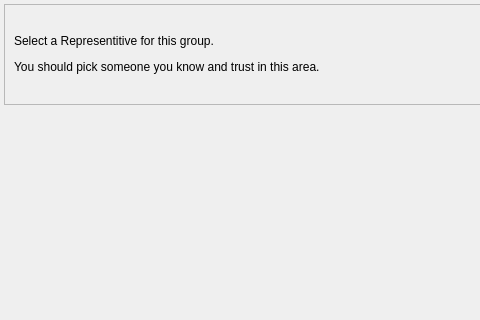
Before: the Qt Designer form retroshare-gui/src/gui/MeshDemoc/SelectRepresentitiveDialog.ui in chozabu/OldMeshDemocRS, drawn with Qt 5; both pictures show x 0 to 480 and y 0 to 320 of the 594 by 428 pixel window.
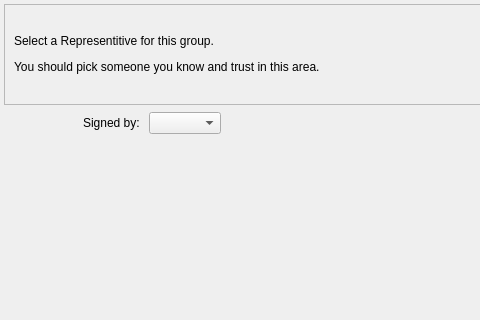
After: the same form once the commit is applied. Custom widgets are drawn as their Qt base class.

Commit message: Hook up "show representitives" and "select representitive"

```diff
--- a/retroshare-gui/src/gui/MeshDemoc/SelectRepresentitiveDialog.ui
+++ b/retroshare-gui/src/gui/MeshDemoc/SelectRepresentitiveDialog.ui
@@ -76,8 +76,51 @@
     <string>Select</string>
    </property>
   </widget>
+  <widget class="QWidget" name="layoutWidget">
+   <property name="geometry">
+    <rect>
+     <x>10</x>
+     <y>110</y>
+     <width>211</width>
+     <height>26</height>
+    </rect>
+   </property>
+   <layout class="QHBoxLayout" name="horizontalLayout_3">
+    <item>
+     <spacer name="spacer_2">
+      <property name="orientation">
+       <enum>Qt::Horizontal</enum>
+      </property>
+      <property name="sizeType">
+       <enum>QSizePolicy::MinimumExpanding</enum>
+      </property>
+      <property name="sizeHint" stdset="0">
+       <size>
+        <width>78</width>
+        <height>17</height>
+       </size>
+      </property>
+     </spacer>
+    </item>
+    <item>
+     <widget class="QLabel" name="label_4">
+      <property name="text">
+       <string>Signed by: </string>
+      </property>
+     </widget>
+    </item>
+    <item>
+     <widget class="GxsIdChooser" name="idChooser"/>
+    </item>
+   </layout>
+  </widget>
  </widget>
  <customwidgets>
+  <customwidget>
+   <class>GxsIdChooser</class>
+   <extends>QComboBox</extends>
+   <header>gui/gxs/GxsIdChooser.h</header>
+  </customwidget>
   <customwidget>
    <class>FriendSelectionWidget</class>
    <extends>QWidget</extends>
```
The commit also changes 7 other files.
